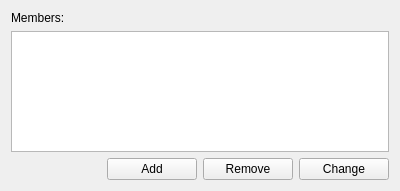
The window that src/apps/mvvm-folders/local_users_and_groups/groupmemberswidget.ui (august-alt/policy-preferences-editor-prototype) describes before a commit, drawn with Qt 5.
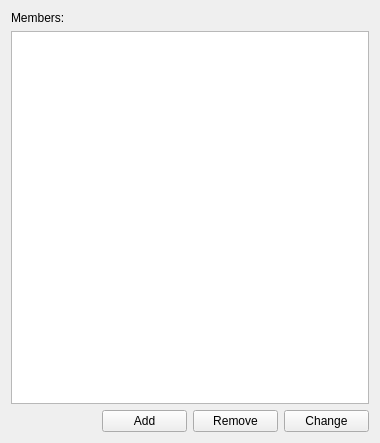
The same window after the commit.

Commit message: chore: fix ui file for local member widget

```diff
--- a/src/apps/mvvm-folders/local_users_and_groups/groupmemberswidget.ui
+++ b/src/apps/mvvm-folders/local_users_and_groups/groupmemberswidget.ui
@@ -6,8 +6,8 @@
    <rect>
     <x>0</x>
     <y>0</y>
-    <width>400</width>
-    <height>191</height>
+    <width>380</width>
+    <height>443</height>
    </rect>
   </property>
   <property name="windowTitle">
```
Left out of the diff: 6 changed lines with no effect on the pictures.
